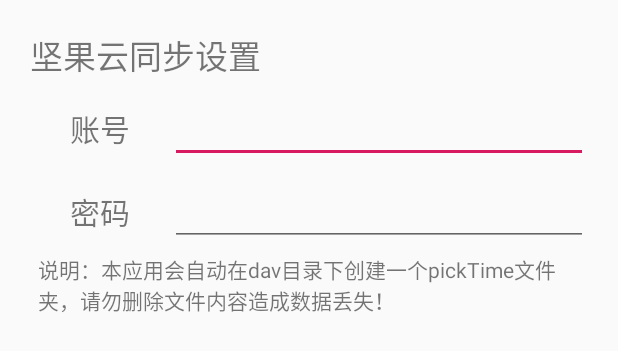
After one commit to paul623/EasyToDo, an Android app: the layout dialog_webdav_account.xml on its own in the app's theme, with its tools: preview values and no code run, on a phone screen of 412 x 824 dp. The commit adds this screen. Shown: the top 351 px of the screen. Run offline under Robolectric (Android 15) with nearby library versions, the phone set to English and light mode, and no system bars.

Commit message:
适配WebDav

```diff
--- a/app/build.gradle
+++ b/app/build.gradle
@@ -41,10 +41,14 @@ dependencies {
     //Toasty
     implementation 'com.github.GrenderG:Toasty:1.4.2'
     //Dialog
-    implementation 'com.kongzue.dialog_v3x:dialog:3.1.8'
+    implementation 'com.kongzue.dialog_v3:dialog:3.1.8'
     //EventBus
     implementation 'org.greenrobot:eventbus:3.1.1'
     //SupertextView
     implementation 'com.github.lygttpod:SuperTextView:2.2.3'
     implementation 'com.kongzue.stacklabel:stacklabelview:1.1.9'
+    //WebDav
+    implementation 'com.thegrizzlylabs.sardine-android:sardine-android:0.5'
+    //GSON
+    implementation 'com.google.code.gson:gson:2.8.6'
 }
--- a/app/src/main/AndroidManifest.xml
+++ b/app/src/main/AndroidManifest.xml
@@ -10,6 +10,7 @@
         android:label="@string/app_name"
         android:roundIcon="@drawable/todo_list"
         android:supportsRtl="true"
+        android:networkSecurityConfig="@xml/network_security_config"
         android:theme="@style/AppTheme">
         <activity android:name=".MainActivity"
             android:theme="@style/Theme.Design.Light.NoActionBar">
--- a/app/src/main/java/com/paul/easytodo/Manager/GoalHelper.java
+++ b/app/src/main/java/com/paul/easytodo/Manager/GoalHelper.java
@@ -29,4 +29,8 @@ public class GoalHelper {
         LitePal.initialize(context);
         return LitePal.where("isChecked=?","0").find(Goal.class);
     }
+    public static List<Goal> getAll(Context context){
+        LitePal.initialize(context);
+        return LitePal.findAll(Goal.class);
+    }
 }
--- /dev/null
+++ b/app/src/main/res/layout/dialog_webdav_account.xml
@@ -0,0 +1,62 @@
+<?xml version="1.0" encoding="utf-8"?>
+<LinearLayout
+    android:layout_height="match_parent"
+    android:layout_width="match_parent"
+    android:orientation="vertical"
+    android:padding="20dp"
+    xmlns:android="http://schemas.android.com/apk/res/android">
+    <TextView
+        android:textSize="22sp"
+        android:text="坚果云同步设置"
+        android:layout_width="match_parent"
+        android:layout_height="wrap_content"/>
+    <LinearLayout
+        android:layout_marginTop="10dp"
+        android:layout_width="match_parent"
+        android:layout_height="wrap_content"
+        android:orientation="horizontal">
+        <TextView
+            android:gravity="center"
+            android:textSize="20sp"
+            android:text="账号"
+            android:layout_weight="3"
+            android:layout_width="match_parent"
+            android:layout_height="match_parent"/>
+        <EditText
+            android:id="@+id/et_name"
+            android:layout_weight="1"
+            android:layout_width="match_parent"
+            android:layout_height="match_parent"/>
+    </LinearLayout>
+    <LinearLayout
+        android:layout_marginTop="10dp"
+        android:layout_width="match_parent"
+        android:layout_height="wrap_content"
+        android:orientation="horizontal">
+        <TextView
+            android:gravity="center"
+            android:textSize="20sp"
+            android:text="密码"
+            android:layout_weight="3"
+            android:layout_width="match_parent"
+            android:layout_height="match_parent"/>
+        <EditText
+            android:id="@+id/et_password"
+            android:layout_weight="1"
+            android:layout_width="match_parent"
+            android:layout_height="match_parent"/>
+    </LinearLayout>
+    <TextView
+        android:padding="5dp"
+        android:text="说明：本应用会自动在dav目录下创建一个pickTime文件夹，请勿删除文件内容造成数据丢失！"
+        android:layout_width="match_parent"
+        android:layout_height="wrap_content"/>
+    <LinearLayout
+        android:layout_marginTop="10dp"
+        android:padding="15dp"
+        android:layout_width="match_parent"
+        android:layout_height="wrap_content"
+        android:orientation="horizontal">
+    </LinearLayout>
+
+</LinearLayout>
```
Also changed, not shown: app/src/main/java/com/paul/easytodo/DataSource/FinalWords.java (added, +60 -0 lines), app/src/main/java/com/paul/easytodo/Fragment/SettingFragment.java (+40 -17 lines), app/src/main/java/com/paul/easytodo/Manager/EveryDayCheckManager.java (+7 -0 lines), app/src/main/java/com/paul/easytodo/Manager/SettingManager.java (+37 -1 lines), app/src/main/java/com/paul/easytodo/Manager/SyncManager.java (added, +262 -0 lines), app/src/main/res/layout/dialog_webview.xml (+7 -4 lines), app/src/main/res/xml/network_security_config.xml (added, +8 -0 lines).
